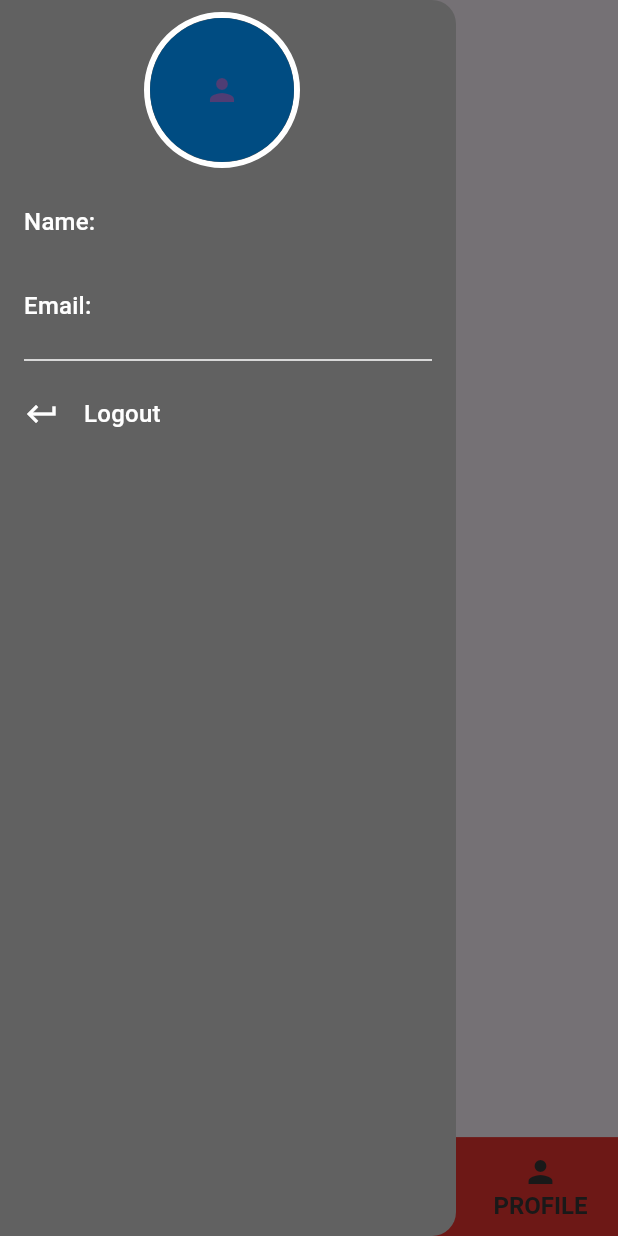
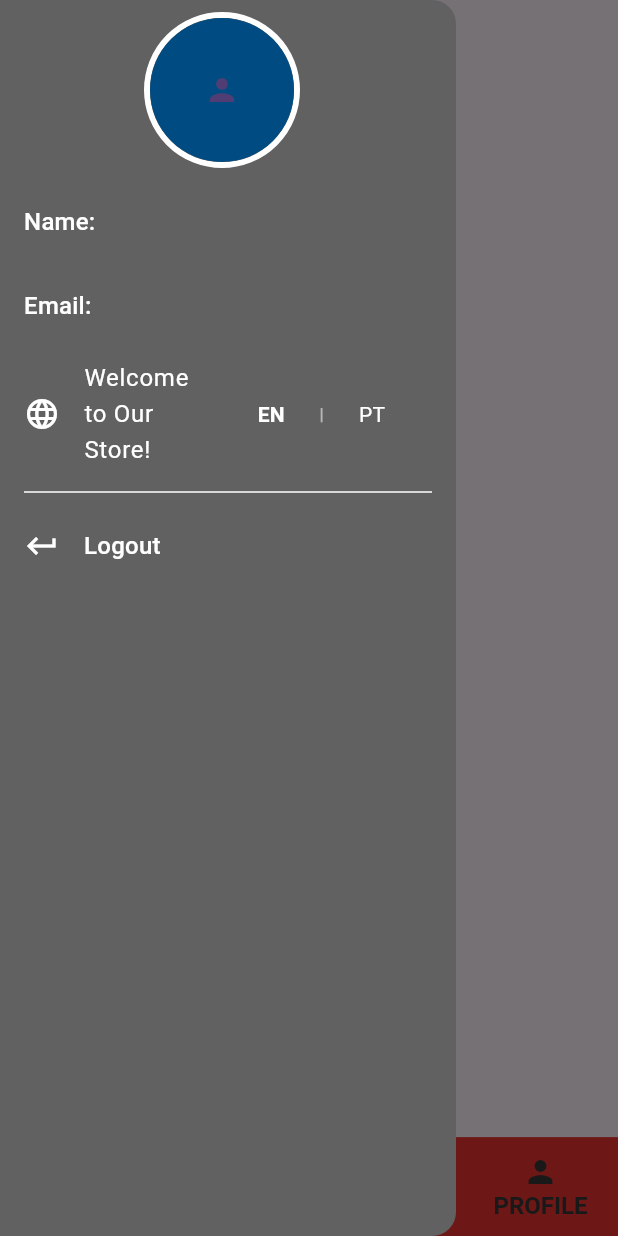
Before and after one commit to Luis-Lobo/Flutter_Products_Demo, a Flutter app: the ProductsPagesUI screen opened by its route, with the side drawer open, on a phone screen of 412 x 824 dp. Run offline on Flutter 3.47's test engine with Material 3 defaults, Android fonts, the phone set to English and light mode, and no system bars; drawn by our look-alikes of carousel_slider; our stand-ins replace cloud_firestore, dio, equatable, firebase_auth, firebase_storage, flutter_bloc and 5 more; accounts and stored records are empty; network calls fail.

Commit message:
feat(l10n): add Portuguese (Brazil) translation and app localization support

```diff
--- /dev/null
+++ b/lib/src/core/components/language_button.dart
@@ -0,0 +1,26 @@
+import 'package:flutter/material.dart';
+import 'package:flutter_bloc/flutter_bloc.dart';
+import 'package:flutter_products_demo/src/core/config/app_config_cubit.dart';
+
+class LanguageButton extends StatelessWidget {
+  final String label;
+  final String langCode;
+
+  const LanguageButton({required this.label, required this.langCode});
+
+  @override
+  Widget build(BuildContext context) {
+    return TextButton(
+      onPressed: () => context.read<AppConfigCubit>().changeLanguage(langCode),
+      child: Text(
+        label,
+        style: TextStyle(
+          color: Colors.white,
+          fontWeight: Localizations.localeOf(context).languageCode == langCode
+              ? FontWeight.bold
+              : FontWeight.normal,
+        ),
+      ),
+    );
+  }
+}
--- a/lib/src/core/components/product_drawer.dart
+++ b/lib/src/core/components/product_drawer.dart
@@ -1,4 +1,5 @@
 import 'package:flutter/material.dart';
+import 'package:flutter_products_demo/src/core/components/language_button.dart';
 import 'package:flutter_products_demo/src/core/l10n/app_localizations.dart';
 import 'package:flutter_products_demo/src/core/theme/application_colors.dart';
 import 'package:flutter_products_demo/src/features/authentication/domain/model/user_model.dart';
@@ -39,7 +40,10 @@ class ProductDrawer extends StatelessWidget {
                       ),
                     ),
                     child: CircleAvatar(
-                      backgroundImage: userModel.photoUrl != null && userModel.photoUrl!.isNotEmpty ? NetworkImage(userModel.photoUrl!) : null,
+                      backgroundImage: userModel.photoUrl != null &&
+                              userModel.photoUrl!.isNotEmpty
+                          ? NetworkImage(userModel.photoUrl!)
+                          : null,
                       backgroundColor: ApplicationColors.darkBlue,
                       radius: 48,
                       child: const Icon(Icons.person),
@@ -49,13 +53,31 @@ class ProductDrawer extends StatelessWidget {
                 ListTile(
                   title: Text(
                     "${l10n.name} ${userModel.name}",
-                    style: textTheme.titleMedium?.copyWith(color: ApplicationColors.white),
+                    style: textTheme.titleMedium
+                        ?.copyWith(color: ApplicationColors.white),
                   ),
                 ),
                 ListTile(
                   title: Text(
                     "${l10n.email} ${userModel.email}",
-                    style: textTheme.titleMedium?.copyWith(color: ApplicationColors.white),
+                    style: textTheme.titleMedium
+                        ?.copyWith(color: ApplicationColors.white),
+                  ),
+                ),
+                ListTile(
+                  leading: const Icon(Icons.language, color: Colors.white),
+                  title: Text(
+                    AppLocalizations.of(context)!
+                        .welcome,
+                    style: const TextStyle(color: Colors.white),
+                  ),
+                  trailing: const Row(
+                    mainAxisSize: MainAxisSize.min,
+                    children: [
+                      LanguageButton(label: 'EN', langCode: 'en'),
+                      Text('|', style: TextStyle(color: Colors.white54)),
+                      LanguageButton(label: 'PT', langCode: 'pt'),
+                    ],
                   ),
                 ),
                 const Divider(
--- /dev/null
+++ b/lib/src/core/config/app_config_cubit.dart
@@ -0,0 +1,12 @@
+import 'dart:ui';
+
+import 'package:flutter_bloc/flutter_bloc.dart';
+import 'package:flutter_products_demo/src/core/config/app_config_state.dart';
+
+class AppConfigCubit extends Cubit<AppConfigState> {
+  AppConfigCubit() : super(AppConfigState.initial());
+
+  void changeLanguage(String langCode) {
+    emit(state.copyWith(locale: Locale(langCode)));
+  }
+}
--- /dev/null
+++ b/lib/src/core/config/app_config_state.dart
@@ -0,0 +1,14 @@
+import 'dart:ui';
+
+class AppConfigState {
+  final Locale locale;
+  // Você pode adicionar 'themeMode' aqui no futuro!
+
+  AppConfigState({required this.locale});
+
+  factory AppConfigState.initial() => AppConfigState(locale: const Locale('en'));
+
+  AppConfigState copyWith({Locale? locale}) {
+    return AppConfigState(locale: locale ?? this.locale);
+  }
+}
--- a/lib/src/core/factories/cubit_factories.dart
+++ b/lib/src/core/factories/cubit_factories.dart
@@ -2,6 +2,7 @@ import 'dart:io';
 
 import 'package:dio/dio.dart';
 import 'package:dio/io.dart';
+import 'package:flutter_products_demo/src/core/config/app_config_cubit.dart';
 import 'package:flutter_products_demo/src/core/services/application_http_client.dart';
 import 'package:flutter_products_demo/src/core/services/dio_http_client_impl.dart';
 import 'package:flutter_products_demo/src/core/services/interceptors/application_interceptor_impl.dart';
@@ -15,7 +16,6 @@ import 'package:flutter_products_demo/src/features/products/presentations/bussin
 import 'package:flutter_secure_storage/flutter_secure_storage.dart';
 
 class CubitFactories {
-
   static ProductsCubit get productsCubit => ProductsCubit(
         useCase: ProductsUseCaseImpl(
           repository: ProductsRepositoryImpl(
@@ -25,10 +25,12 @@ class CubitFactories {
       );
 
   static AuthenticationCubit get authenticationCubit => AuthenticationCubit(
-        useCase:  AuthenticationUseCaseImpl(
+        useCase: AuthenticationUseCaseImpl(
           repository: AuthenticationRepositoryImpl(),
         ),
       );
+
+  static AppConfigCubit get appConfigCubit => AppConfigCubit();
 
   static ApplicationHttpClient _getClient() {
     final dio = Dio(
@@ -43,7 +45,8 @@ class CubitFactories {
     dio.httpClientAdapter = IOHttpClientAdapter(
       createHttpClient: () {
         final client = HttpClient();
-        client.badCertificateCallback = (X509Certificate cert, String host, int port) => true;
+        client.badCertificateCallback =
+            (X509Certificate cert, String host, int port) => true;
         return client;
       },
     );
--- a/lib/src/core/l10n/app_en.arb
+++ b/lib/src/core/l10n/app_en.arb
@@ -42,7 +42,7 @@
     "recoverPasswordTitle" : "Forgot your Password?",
     "recoverPasswordSubTitle" : "Enter your email address below and you will receive instructions for reseting your password.",
     "recoverPasswordSuccess": "We have sent a password recovery link to your email. Please check your inbox and follow the instructions to reset your password.",
-    "removeToCard" : "Removed from shopping cart",
+    "removeFromCard" : "Removed from shopping cart",
     "search": "SEARCH",
     "securityCode": "Security Code",
     "securityCodeInsert": "Please, insert security code.",
--- a/lib/src/core/l10n/app_localizations.dart
+++ b/lib/src/core/l10n/app_localizations.dart
@@ -6,6 +6,7 @@ import 'package:flutter_localizations/flutter_localizations.dart';
 import 'package:intl/intl.dart' as intl;
 
 import 'app_localizations_en.dart';
+import 'app_localizations_pt.dart';
 
 // ignore_for_file: type=lint
 
@@ -92,7 +93,10 @@ abstract class AppLocalizations {
   ];
 
   /// A list of this localizations delegate's supported locales.
-  static const List<Locale> supportedLocales = <Locale>[Locale('en')];
+  static const List<Locale> supportedLocales = <Locale>[
+    Locale('en'),
+    Locale('pt')
+  ];
 
   /// No description provided for @add.
   ///
@@ -346,11 +350,11 @@ abstract class AppLocalizations {
   /// **'We have sent a password recovery link to your email. Please check your inbox and follow the instructions to reset your password.'**
   String get recoverPasswordSuccess;
 
-  /// No description provided for @removeToCard.
+  /// No description provided for @removeFromCard.
   ///
   /// In en, this message translates to:
   /// **'Removed from shopping cart'**
-  String get removeToCard;
+  String get removeFromCard;
 
   /// No description provided for @search.
   ///
@@ -418,7 +422,7 @@ class _AppLocalizationsDelegate
 
   @override
   bool isSupported(Locale locale) =>
-      <String>['en'].contains(locale.languageCode);
+      <String>['en', 'pt'].contains(locale.languageCode);
 
   @override
   bool shouldReload(_AppLocalizationsDelegate old) => false;
@@ -429,6 +433,8 @@ AppLocalizations lookupAppLocalizations(Locale locale) {
   switch (locale.languageCode) {
     case 'en':
       return AppLocalizationsEn();
+    case 'pt':
+      return AppLocalizationsPt();
   }
 
   throw FlutterError(
--- a/lib/src/core/l10n/app_localizations_en.dart
+++ b/lib/src/core/l10n/app_localizations_en.dart
@@ -139,7 +139,7 @@ class AppLocalizationsEn extends AppLocalizations {
       'We have sent a password recovery link to your email. Please check your inbox and follow the instructions to reset your password.';
 
   @override
-  String get removeToCard => 'Removed from shopping cart';
+  String get removeFromCard => 'Removed from shopping cart';
 
   @override
   String get search => 'SEARCH';
--- a/lib/src/features/products/presentations/bussiness_components/products_state.dart
+++ b/lib/src/features/products/presentations/bussiness_components/products_state.dart
@@ -50,7 +50,8 @@ class ProductsState extends Equatable {
         filterList: filterList ?? this.filterList,
         totalPurchasePrice: totalPurchasePrice ?? this.totalPurchasePrice,
         addProductInCartList: addProductInCartList ?? this.addProductInCartList,
-        removeProductInCartList: removeProductInCartList ?? this.removeProductInCartList,
+        removeProductInCartList:
+            removeProductInCartList ?? this.removeProductInCartList,
       );
 
   bool get isHomePage => uiPages == ProductUIPages.homePage;
@@ -78,13 +79,14 @@ enum ProductUIState {
   success,
   error,
   addedToCart,
-  removedToCart;
+  removedFromCart;
 
   bool get isSuccess => this == ProductUIState.success;
 
   bool get hasError => this == ProductUIState.error;
 
-  bool get isLoading => this == ProductUIState.loading || this == ProductUIState.initial;
+  bool get isLoading =>
+      this == ProductUIState.loading || this == ProductUIState.initial;
 }
 
 enum ProductUIPages { homePage, cartPage, searchPage, paymentPage }
--- a/lib/src/features/products/presentations/user_interfaces/product_cart_ui.dart
+++ b/lib/src/features/products/presentations/user_interfaces/product_cart_ui.dart
@@ -21,7 +21,7 @@ class ProductCardUI extends HookWidget {
     final height = MediaQuery.of(context).size.height;
     return BlocConsumer<ProductsCubit, ProductsState>(listener: (context, currentState) {
       if (currentState.removeProductInCartList == true) {
-        ProductSnackBar.showRemoveSnackBar(context: context, message: l10n.removeToCard);
+        ProductSnackBar.showRemoveSnackBar(context: context, message: l10n.removeFromCard);
         cubit.resetStatesSnackBar();
       }
     }, builder: (context, state) {
--- a/lib/src/features/products/presentations/user_interfaces/product_payment_ui.dart
+++ b/lib/src/features/products/presentations/user_interfaces/product_payment_ui.dart
@@ -44,7 +44,7 @@ class ProductPaymentUI extends HookWidget {
 
     return BlocConsumer<ProductsCubit, ProductsState>(listener: (context, currentState) {
       if (currentState.removeProductInCartList == true) {
-        ProductSnackBar.showRemoveSnackBar(context: context, message: l10n.removeToCard);
+        ProductSnackBar.showRemoveSnackBar(context: context, message: l10n.removeFromCard);
         cubit.resetStatesSnackBar();
       }
     }, builder: (context, state) {
--- a/lib/src/features/products/presentations/user_interfaces/product_search_ui.dart
+++ b/lib/src/features/products/presentations/user_interfaces/product_search_ui.dart
@@ -21,7 +21,7 @@ class ProductSearchUI extends HookWidget {
     return BlocConsumer<ProductsCubit, ProductsState>(
       listener: (context, currentState) {
       if (currentState.removeProductInCartList == true) {
-        ProductSnackBar.showRemoveSnackBar(context: context, message: l10n.removeToCard);
+        ProductSnackBar.showRemoveSnackBar(context: context, message: l10n.removeFromCard);
         cubit.resetStatesSnackBar();
       }
     }, builder: (context, state) {
```
Also changed, not shown: lib/main.dart (+10 -1 lines), lib/src/core/l10n/app_localizations_pt.dart (added, +173 -0 lines), lib/src/core/l10n/app_pt.arb (added, +55 -0 lines), lib/src/features/products/presentations/bussiness_components/products_cubit.dart (+9 -4 lines), pubspec.lock, 3 other files.
